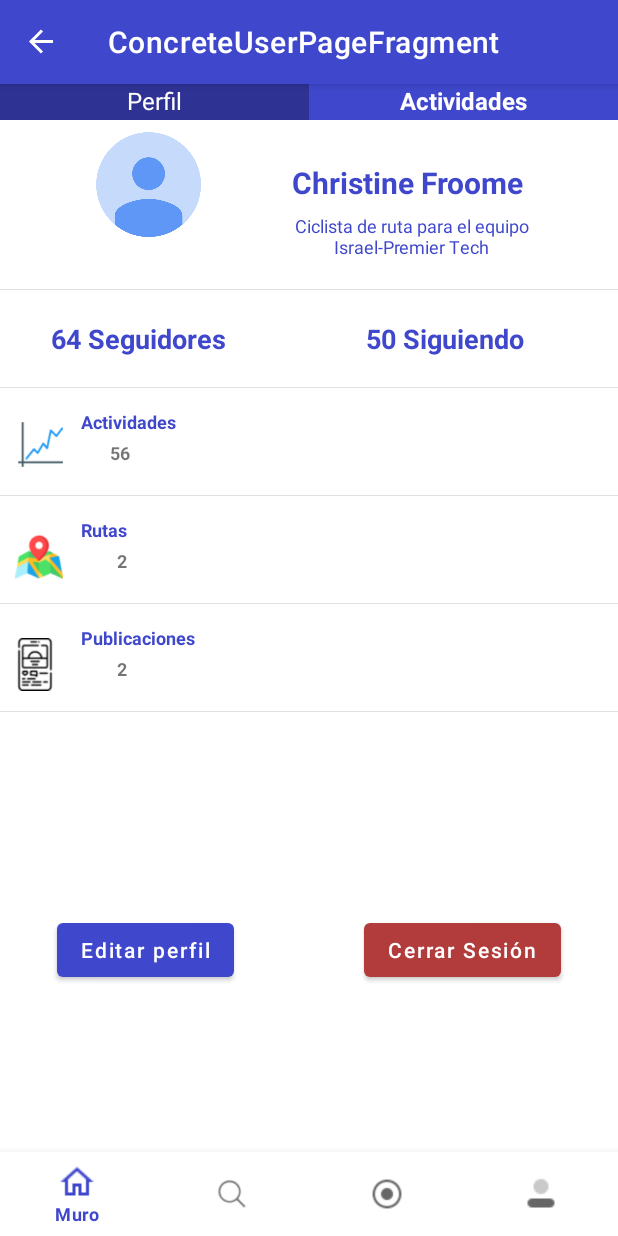
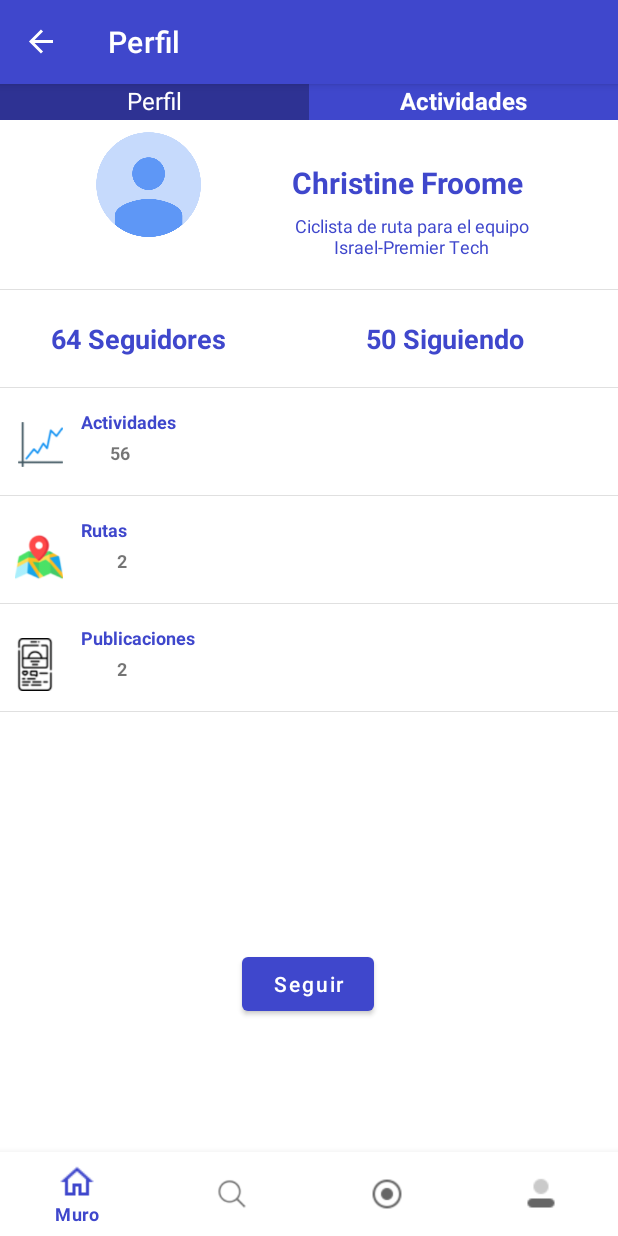
Before and after one commit to stamina-training-limited/stamina, an Android app: the ConcreteUserPageFragment screen opened through its navigation route, on a phone screen of 412 x 824 dp. Run offline under Robolectric (Android 15) with nearby library versions, the phone set to English and light mode, and no system bars; our stand-ins replace Firebase (no records; nobody signed in at launch, a user with empty details on screens opened directly), Picasso, navigation-ui; 3 statements that could not run were skipped.

Commit message:
Añadidos datos del usuario de la lista al perfil

```diff
--- a/app/src/main/java/com/limited/training/stamina/adapters/UsersCustomAdapter.kt
+++ b/app/src/main/java/com/limited/training/stamina/adapters/UsersCustomAdapter.kt
@@ -17,10 +17,11 @@ import com.limited.training.stamina.Util.Funciones
 import com.limited.training.stamina.Util.Utilidades
 import com.limited.training.stamina.objects.Publication
 import com.limited.training.stamina.objects.Usuario
+import com.limited.training.stamina.ui.users.UserViewModel
 import org.w3c.dom.Text
 import java.util.concurrent.TimeUnit
 
-class UsersCustomAdapter(var list: List<Usuario>, var context: Context) : BaseAdapter(),
+class UsersCustomAdapter(var list: List<Usuario>, var context: Context, var model: UserViewModel) : BaseAdapter(),
     ListAdapter {
 
     var util : Utilidades = Utilidades(0, 1)
@@ -61,6 +62,7 @@ class UsersCustomAdapter(var list: List<Usuario>, var context: Context) : BaseAd
         }
 
         got_to_profile!!.setOnClickListener {
+            model.select(list[p0])
             Navigation.findNavController(view).navigate(R.id.action_navigation_users_to_concreteUserPageFragment);
         }
 
--- a/app/src/main/java/com/limited/training/stamina/ui/users/ConcreteUserPageFragment.kt
+++ b/app/src/main/java/com/limited/training/stamina/ui/users/ConcreteUserPageFragment.kt
@@ -10,6 +10,7 @@ import android.widget.Button
 import android.widget.ImageView
 import android.widget.TextView
 import androidx.fragment.app.Fragment
+import androidx.fragment.app.activityViewModels
 import androidx.navigation.Navigation
 import com.google.android.gms.auth.api.signin.GoogleSignIn
 import com.google.android.gms.auth.api.signin.GoogleSignInOptions
@@ -39,6 +40,12 @@ class ConcreteUserPageFragment : Fragment() {
     ): View {
         _binding = FragmentConcreteUserPageBinding.inflate(inflater, container, false)
         val root: View = binding.root
+        val model : UserViewModel by activityViewModels()
+        var usuario : Usuario? = model.selected.value
+
+        if (usuario != null) {
+            seteoCamposUsuario(_binding!!, usuario)
+        }
 
         //If is a tablet this textview is null
         val activitiesTextView : TextView? = binding.profileActivitiesSectionTv
@@ -56,14 +63,9 @@ class ConcreteUserPageFragment : Fragment() {
             }
         }
 
-        val editProfileButton : Button = binding.profileEditProfileBtn
-        editProfileButton!!.setOnClickListener {
-            Navigation.findNavController(root).navigate(R.id.action_navigation_profile_to_edit_profile);
-        }
-
-        val logOutButton : Button = binding.profileLogOut
-        logOutButton!!.setOnClickListener {
-            signOut()
+        val followUnfollowButton : Button = binding.profileFollowUnfollowButton
+        followUnfollowButton!!.setOnClickListener {
+            //TODO
         }
 
 
@@ -82,42 +84,6 @@ class ConcreteUserPageFragment : Fragment() {
         var myRef = database.getReference("usuarios/" + processedEmail)
 
         if (myRef != null){
-            var usuario : Usuario
-
-            myRef.addValueEventListener(object : ValueEventListener {
-
-                override fun onDataChange(dataSnapshot: DataSnapshot) {
-                    // Get datos de usuario
-                    // TODO Evitar que se pueda conseguir un usuario nulo. Siempre al logearse por primera vez añadir a BBDD el usuario
-                    usuario = dataSnapshot.getValue<Usuario>()!!
-
-                    // Seteo de los datos del usuario
-
-                    val nombreUsuario: TextView = binding.profileNameTv
-                    val descripcionUsuario: TextView = binding.profileUserDescriptionTv
-                    val numeroSeguidores: TextView = binding.profileFollowersTv
-                    val numeroSeguidos: TextView = binding.profileFollowingTv
-                    val fotoPerfil: ImageView = binding.profilePicIv
-                    val numeroActividades : TextView = binding.profileActivitiesTv
-                    val numeroRutas : TextView = binding.profileRoutesTv
-                    val numeroPublicaciones : TextView = binding.profilePublicationsTv
-
-                    nombreUsuario.text = usuario.nombre
-                    descripcionUsuario.text = usuario.descripcion
-                    numeroSeguidores.text = usuario.seguidores.size.toString() + " Seguidores"
-                    numeroSeguidos.text = usuario.seguidos.size.toString() + " Seguidos"
-                    numeroActividades.text = usuario.actividades.size.toString()
-                    numeroRutas.text = usuario.rutas.size.toString()
-                    numeroPublicaciones.text = usuario.publicaciones.size.toString()
-
-                    Funciones.establecerFotoPerfil(usuario.urlFotoPerfil, fotoPerfil)
-                }
-
-                override fun onCancelled(databaseError: DatabaseError) {
-                    // Getting Post failed, log a message
-                    Log.w("loadPost:onCancelled", databaseError.toException())
-                }
-            })
         }
 
         return root
@@ -141,4 +107,26 @@ class ConcreteUserPageFragment : Fragment() {
             startActivity(intent)
         }
     }
+
+    fun seteoCamposUsuario(binding: FragmentConcreteUserPageBinding, usuario : Usuario){
+        // Seteo de los datos del usuario
+
+        val nombreUsuario: TextView = binding.profileNameTv
+        val descripcionUsuario: TextView = binding.profileUserDescriptionTv
+        val numeroSeguidores: TextView = binding.profileFollowersTv
+        val numeroSeguidos: TextView = binding.profileFollowingTv
+        val fotoPerfil: ImageView = binding.profilePicIv
+        val numeroActividades : TextView = binding.profileActivitiesTv
+        val numeroPublicaciones : TextView = binding.profilePublicationsTv
+
+        nombreUsuario.text = usuario.nombre
+        descripcionUsuario.text = usuario.descripcion
+        numeroSeguidores.text = usuario.seguidores.size.toString() + " Seguidores"
+        numeroSeguidos.text = usuario.seguidos.size.toString() + " Seguidos"
+        numeroActividades.text = usuario.actividades.size.toString()
+        numeroPublicaciones.text = usuario.publicaciones.size.toString()
+
+        Funciones.establecerFotoPerfil(usuario.urlFotoPerfil, fotoPerfil)
+
+    }
 }
--- /dev/null
+++ b/app/src/main/java/com/limited/training/stamina/ui/users/UserViewModel.kt
@@ -0,0 +1,14 @@
+package com.limited.training.stamina.ui.users
+
+import androidx.lifecycle.MutableLiveData
+import androidx.lifecycle.ViewModel
+import com.limited.training.stamina.objects.Usuario
+
+class UserViewModel : ViewModel() {
+
+    val selected = MutableLiveData<Usuario>()
+
+    fun select(item: Usuario){
+        selected.value = item
+    }
+}
--- a/app/src/main/java/com/limited/training/stamina/ui/users/UsersFragment.kt
+++ b/app/src/main/java/com/limited/training/stamina/ui/users/UsersFragment.kt
@@ -7,6 +7,7 @@ import android.view.ViewGroup
 import android.widget.ListView
 import android.widget.SearchView
 import androidx.fragment.app.Fragment
+import androidx.fragment.app.activityViewModels
 import com.google.firebase.database.*
 import com.google.firebase.database.ktx.getValue
 import com.limited.training.stamina.Util.Funciones
@@ -19,6 +20,7 @@ class UsersFragment : Fragment() {
 
     private var _binding: FragmentUsersBinding? = null
     private val binding get() = _binding!!
+    private val model : UserViewModel by activityViewModels()
 
     override fun onCreateView(
         inflater: LayoutInflater,
@@ -50,12 +52,12 @@ class UsersFragment : Fragment() {
             searchView.setOnQueryTextListener(object : SearchView.OnQueryTextListener {
                 override fun onQueryTextSubmit(text: String): Boolean {
                     var aux = users.filterKeys { it.contains(text) }
-                    listView.adapter = UsersCustomAdapter(aux.values.toList(), requireActivity().applicationContext)
+                    listView.adapter = UsersCustomAdapter(aux.values.toList(), requireActivity().applicationContext, model)
                     return false
                 }
                 override fun onQueryTextChange(newText: String): Boolean {
                     var aux = users.filterKeys { it.contains(newText) }
-                    listView.adapter = UsersCustomAdapter(aux.values.toList(), requireActivity().applicationContext)
+                    listView.adapter = UsersCustomAdapter(aux.values.toList(), requireActivity().applicationContext, model)
 
                     return false
                 }
--- a/app/src/main/res/layout/fragment_concrete_user_page.xml
+++ b/app/src/main/res/layout/fragment_concrete_user_page.xml
@@ -249,30 +249,16 @@
         app:srcCompat="@drawable/ic_mobile" />
 
     <Button
-        android:id="@+id/profileLogOut"
+        android:id="@+id/profileFollowUnfollowButton"
         android:layout_width="wrap_content"
         android:layout_height="wrap_content"
-        android:layout_marginEnd="38dp"
-        android:text="@string/Log_out"
-        android:textAllCaps="false"
-        android:textColor="#FFFFFF"
-        app:backgroundTint="#B23B3B"
-        app:layout_constraintBottom_toBottomOf="@+id/profileEditProfile_btn"
-        app:layout_constraintEnd_toEndOf="parent"
-        app:layout_constraintTop_toTopOf="@+id/profileEditProfile_btn"
-        app:layout_constraintVertical_bias="0.0" />
-
-    <Button
-        android:id="@+id/profileEditProfile_btn"
-        android:layout_width="wrap_content"
-        android:layout_height="wrap_content"
-        android:layout_marginStart="38dp"
-        android:text="Editar perfil"
+        android:layout_marginBottom="144dp"
+        android:layout_marginRight="0dp"
+        android:layout_marginLeft="0dp"
+        android:text="Seguir"
         android:textAllCaps="false"
         app:layout_constraintBottom_toBottomOf="parent"
-        app:layout_constraintEnd_toStartOf="@+id/profileLogOut"
-        app:layout_constraintHorizontal_bias="0.0"
-        app:layout_constraintStart_toStartOf="@+id/profileHorizontalDivider5"
-        app:layout_constraintTop_toBottomOf="@+id/profileHorizontalDivider5"
-        app:layout_constraintVertical_bias="0.447" />
+        app:layout_constraintEnd_toEndOf="parent"
+        app:layout_constraintHorizontal_bias="0.498"
+        app:layout_constraintStart_toStartOf="parent" />
 </androidx.constraintlayout.widget.ConstraintLayout>
--- a/app/src/main/res/navigation/mobile_navigation.xml
+++ b/app/src/main/res/navigation/mobile_navigation.xml
@@ -85,7 +85,7 @@
     <fragment
         android:id="@+id/concreteUserPageFragment"
         android:name="com.limited.training.stamina.ui.users.ConcreteUserPageFragment"
-        android:label="ConcreteUserPageFragment"
+        android:label="@string/profile"
         tools:layout="@layout/fragment_concrete_user_page"
         />
 </navigation>
```
